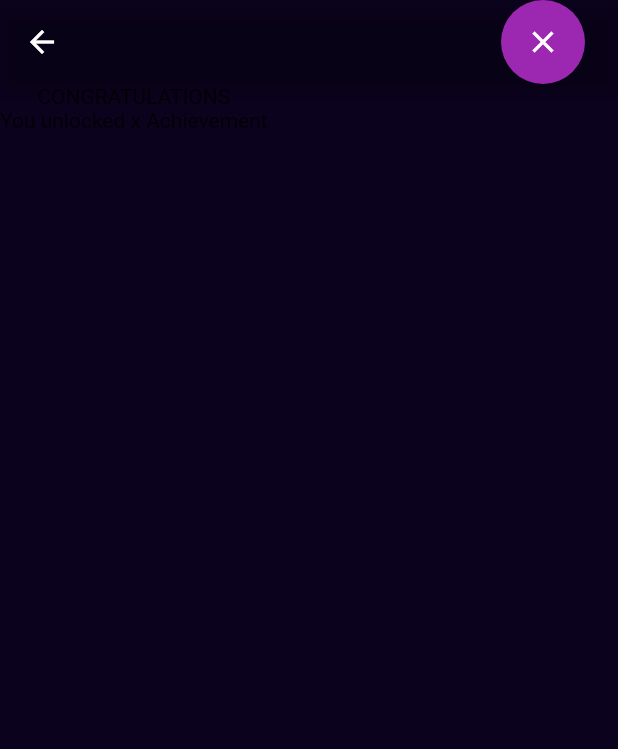
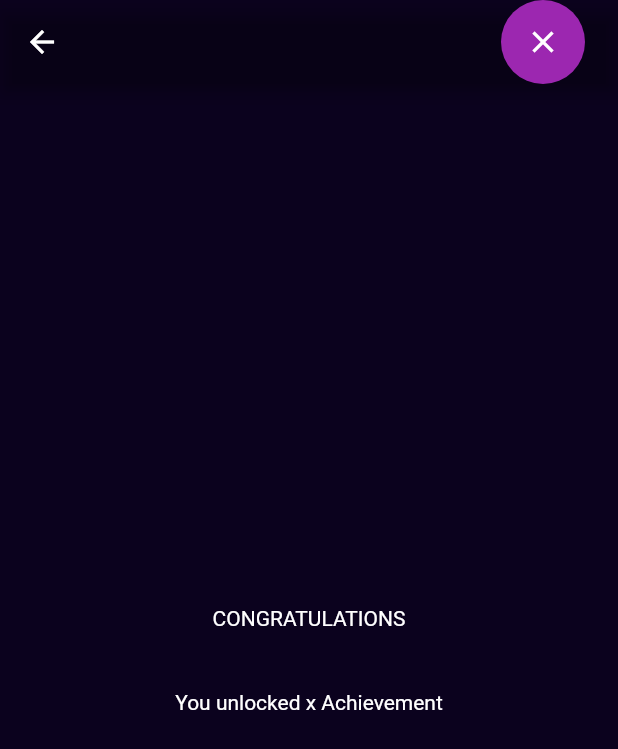
Before and after one commit to ntua-el19160/be_fashionable_app, a Flutter app: the AchievementWidget screen opened directly, on a phone screen of 412 x 824 dp. Shown: the top 749 px of the screen. Run offline on Flutter 3.47's test engine with Material 2 defaults, Android fonts, the phone set to English and light mode, and no system bars; our stand-ins replace geolocator; missing offline and left inert: paged_vertical_calendar.

Commit message:
Fixed navigation and alignment

```diff
--- a/lib/achievement.dart
+++ b/lib/achievement.dart
@@ -1,4 +1,5 @@
 import 'package:flutter/material.dart';
+import 'package:flutter/services.dart';
 import 'calendar.dart';
 
 class AchievementWidget extends StatefulWidget {
@@ -12,12 +13,18 @@ class AchievementWidget extends StatefulWidget {
 class _AchievementWidgetState extends State<AchievementWidget> {
 
   void _goToCalendar() {
-    Navigator.of(context)
-        .push(MaterialPageRoute(builder: (context) => const CalendarWidget()));
+    final details = ModalRoute.of(context)!.settings.arguments;
+    Navigator.of(context).push(
+          MaterialPageRoute(
+            builder: (context) => const CalendarWidget(),
+            settings: RouteSettings(arguments: details),
+           ),
+        );
   }
 
   @override
   Widget build(BuildContext context) {
+    HapticFeedback.vibrate();
     return Scaffold(
       backgroundColor: const Color.fromARGB(255, 11, 2, 30),
       appBar: AppBar(backgroundColor: Colors.transparent,
@@ -35,12 +42,35 @@ class _AchievementWidgetState extends State<AchievementWidget> {
                     ))),
           ]),
       body: Column(
-        children : const <Widget>[
+        mainAxisAlignment: MainAxisAlignment.center,
+        children : <Widget>[
           // Κάποιο γραφιστικό
-          Text('CONGRATULATIONS'),
-          Text('You unlocked x Achievement')
+          Row(
+            mainAxisAlignment: MainAxisAlignment.center,
+            children: const [
+              Padding(
+                padding: EdgeInsets.all(20),
+                child: Text('CONGRATULATIONS', style: TextStyle(
+                  color: Colors.white
+                  )
+                ),
+              ),
+            ],
+          ),
+          Row(
+            mainAxisAlignment: MainAxisAlignment.center,
+            children: const [
+              Padding(
+                padding: EdgeInsets.all(20),
+                child: Text('You unlocked x Achievement', style: TextStyle(
+                  color: Colors.white
+                  )
+                ),
+              )
+            ],
+          )
         ]
-      ),
+      )
     );
   }
 }
```
Also changed, not shown: lib/calendar.dart (+19 -8 lines), lib/camera.dart (+25 -9 lines).
